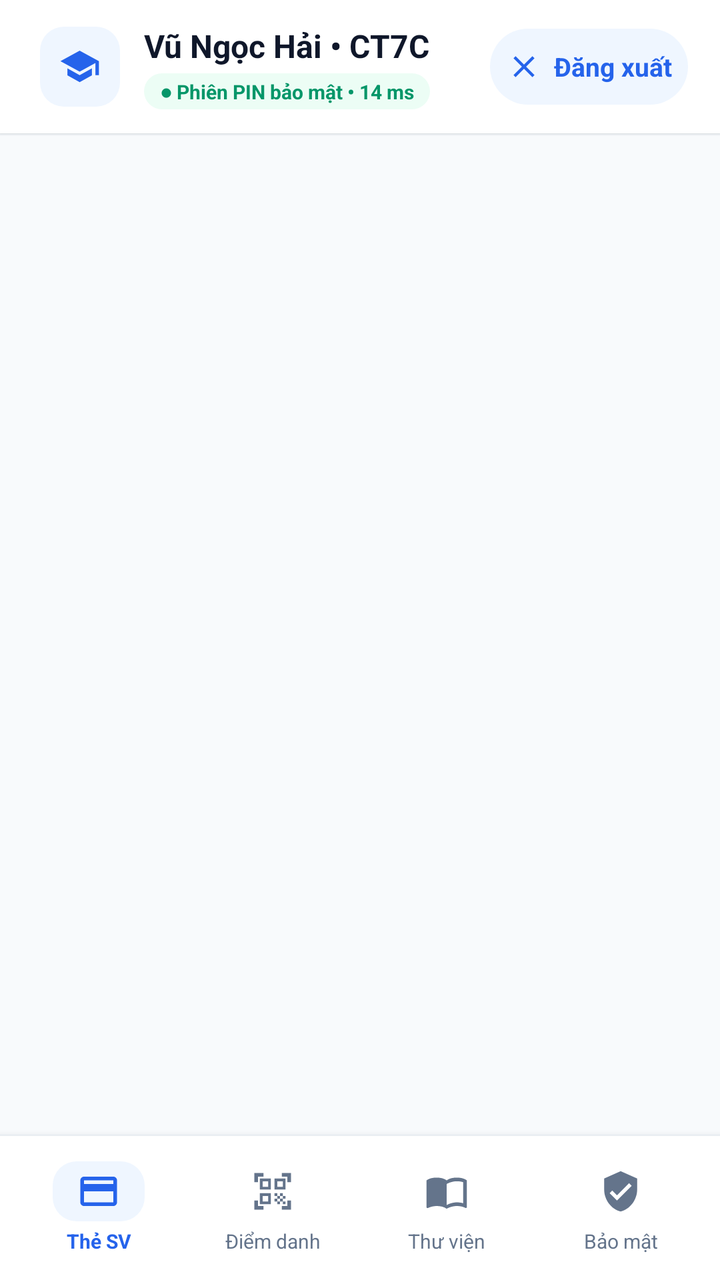
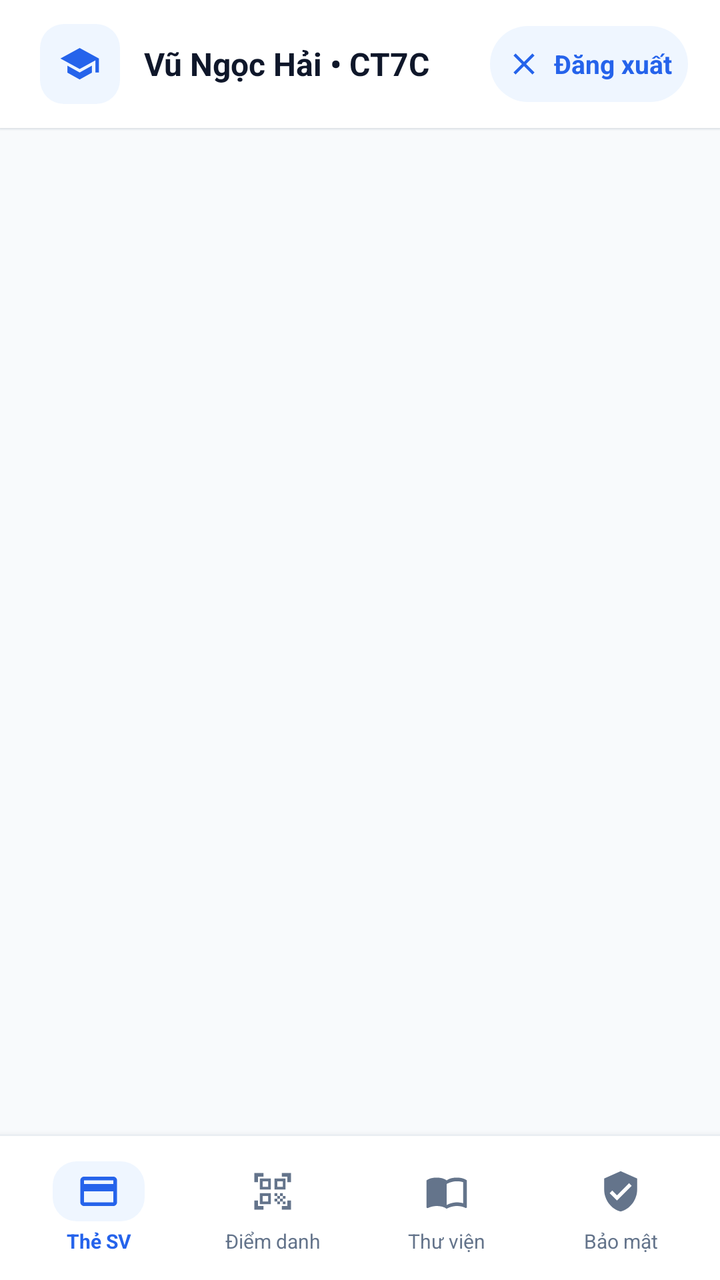

An Android layout rendered at two revisions. The XML below is the earlier revision; the diff shows what the commit changed to produce the second picture.
<!-- AndroidManifest.xml: application theme Theme.SmartStudentID -->
<!-- res/layout/activity_student_main.xml -->
<?xml version="1.0" encoding="utf-8"?>
<LinearLayout xmlns:android="http://schemas.android.com/apk/res/android"
    xmlns:app="http://schemas.android.com/apk/res-auto"
    android:layout_width="match_parent"
    android:layout_height="match_parent"
    android:background="@color/slate_50"
    android:orientation="vertical">

    
    <LinearLayout
        android:id="@+id/headerBar"
        android:layout_width="match_parent"
        android:layout_height="wrap_content"
        android:background="@color/white"
        android:elevation="1dp"
        android:gravity="center_vertical"
        android:orientation="horizontal"
        android:paddingStart="20dp"
        android:paddingTop="12dp"
        android:paddingEnd="16dp"
        android:paddingBottom="12dp">

        <LinearLayout
            android:layout_width="40dp"
            android:layout_height="40dp"
            android:background="@drawable/bg_icon_tile_blue"
            android:gravity="center">

            <ImageView
                android:layout_width="21dp"
                android:layout_height="21dp"
                android:contentDescription="@string/app_name"
                android:src="@drawable/ic_school"
                app:tint="@color/brand_600" />
        </LinearLayout>

        <LinearLayout
            android:layout_width="0dp"
            android:layout_height="wrap_content"
            android:layout_marginStart="12dp"
            android:layout_weight="1"
            android:orientation="vertical">

            <TextView
                android:id="@+id/tvHeaderGreeting"
                android:layout_width="match_parent"
                android:layout_height="wrap_content"
                android:ellipsize="end"
                android:maxLines="1"
                android:text="Vũ Ngọc Hải • CT7C"
                android:textColor="@color/slate_900"
                android:textSize="16sp"
                android:textStyle="bold" />

            <TextView
                android:id="@+id/tvHeaderPerfBadge"
                android:layout_width="wrap_content"
                android:layout_height="wrap_content"
                android:layout_marginTop="3dp"
                android:background="@drawable/bg_pill_green"
                android:paddingStart="8dp"
                android:paddingTop="2dp"
                android:paddingEnd="8dp"
                android:paddingBottom="2dp"
                android:text="● Phiên PIN bảo mật • 14 ms"
                android:textColor="@color/emerald_600"
                android:textSize="10sp"
                android:textStyle="bold" />
        </LinearLayout>

        <com.google.android.material.button.MaterialButton
            android:id="@+id/btnHeaderSwitchCard"
            style="@style/Widget.SmartID.Button.Pill"
            android:layout_width="wrap_content"
            android:layout_height="38dp"
            android:layout_marginStart="10dp"
            android:minWidth="0dp"
            android:text="Đăng xuất"
            app:icon="@drawable/ic_close" />
    </LinearLayout>

    <View
        android:layout_width="match_parent"
        android:layout_height="1dp"
        android:background="@color/slate_100" />

    
    <androidx.viewpager2.widget.ViewPager2
        android:id="@+id/viewPagerStudent"
        android:layout_width="match_parent"
        android:layout_height="0dp"
        android:layout_weight="1" />

    <View
        android:layout_width="match_parent"
        android:layout_height="1dp"
        android:background="@color/slate_100" />

    
    <LinearLayout
        android:id="@+id/bottomNavBar"
        android:layout_width="match_parent"
        android:layout_height="wrap_content"
        android:minHeight="72dp"
        android:background="@color/white"
        android:elevation="8dp"
        android:gravity="center"
        android:orientation="horizontal"
        android:paddingStart="6dp"
        android:paddingTop="6dp"
        android:paddingEnd="6dp"
        android:paddingBottom="6dp">

        <LinearLayout
            android:id="@+id/navTabCard"
            android:layout_width="0dp"
            android:layout_height="60dp"
            android:layout_weight="1"
            android:background="?attr/selectableItemBackgroundBorderless"
            android:clickable="true"
            android:focusable="true"
            android:gravity="center"
            android:orientation="vertical">

            <FrameLayout
                android:id="@+id/navIconBgCard"
                android:layout_width="46dp"
                android:layout_height="30dp"
                android:background="@drawable/bg_nav_active">

                <ImageView
                    android:id="@+id/ivNavIconCard"
                    android:layout_width="22dp"
                    android:layout_height="22dp"
                    android:layout_gravity="center"
                    android:contentDescription="Thẻ sinh viên"
                    android:src="@drawable/ic_nav_card"
                    app:tint="@color/brand_600" />
            </FrameLayout>

            <TextView
                android:id="@+id/tvNavLabelCard"
                android:layout_width="wrap_content"
                android:layout_height="wrap_content"
                android:layout_marginTop="3dp"
                android:text="Thẻ SV"
                android:textColor="@color/brand_600"
                android:textSize="10sp"
                android:textStyle="bold" />
        </LinearLayout>

        <LinearLayout
            android:id="@+id/navTabQr"
            android:layout_width="0dp"
            android:layout_height="60dp"
            android:layout_weight="1"
            android:background="?attr/selectableItemBackgroundBorderless"
            android:clickable="true"
            android:focusable="true"
            android:gravity="center"
            android:orientation="vertical">

            <FrameLayout
                android:id="@+id/navIconBgQr"
                android:layout_width="46dp"
                android:layout_height="30dp">

                <ImageView
                    android:id="@+id/ivNavIconQr"
                    android:layout_width="22dp"
                    android:layout_height="22dp"
                    android:layout_gravity="center"
                    android:contentDescription="Điểm danh QR"
                    android:src="@drawable/ic_nav_qr"
                    app:tint="@color/slate_500" />
            </FrameLayout>

            <TextView
                android:id="@+id/tvNavLabelQr"
                android:layout_width="wrap_content"
                android:layout_height="wrap_content"
                android:layout_marginTop="3dp"
                android:text="Điểm danh"
                android:textColor="@color/slate_500"
                android:textSize="10sp" />
        </LinearLayout>

        <LinearLayout
            android:id="@+id/navTabLibrary"
            android:layout_width="0dp"
            android:layout_height="60dp"
            android:layout_weight="1"
            android:background="?attr/selectableItemBackgroundBorderless"
            android:clickable="true"
            android:focusable="true"
            android:gravity="center"
            android:orientation="vertical">

            <FrameLayout
                android:id="@+id/navIconBgLibrary"
                android:layout_width="46dp"
                android:layout_height="30dp">

                <ImageView
                    android:id="@+id/ivNavIconLibrary"
                    android:layout_width="22dp"
                    android:layout_height="22dp"
                    android:layout_gravity="center"
                    android:contentDescription="Thư viện"
                    android:src="@drawable/ic_nav_library"
                    app:tint="@color/slate_500" />
            </FrameLayout>

            <TextView
                android:id="@+id/tvNavLabelLibrary"
                android:layout_width="wrap_content"
                android:layout_height="wrap_content"
                android:layout_marginTop="3dp"
                android:text="Thư viện"
                android:textColor="@color/slate_500"
                android:textSize="10sp" />
        </LinearLayout>

        <LinearLayout
            android:id="@+id/navTabSecurityOpt"
            android:layout_width="0dp"
            android:layout_height="60dp"
            android:layout_weight="1"
            android:background="?attr/selectableItemBackgroundBorderless"
            android:clickable="true"
            android:focusable="true"
            android:gravity="center"
            android:orientation="vertical">

            <FrameLayout
                android:id="@+id/navIconBgSecurityOpt"
                android:layout_width="46dp"
                android:layout_height="30dp">

                <ImageView
                    android:id="@+id/ivNavIconSecurityOpt"
                    android:layout_width="22dp"
                    android:layout_height="22dp"
                    android:layout_gravity="center"
                    android:contentDescription="Bảo mật và tối ưu"
                    android:src="@drawable/ic_nav_security"
                    app:tint="@color/slate_500" />
            </FrameLayout>

            <TextView
                android:id="@+id/tvNavLabelSecurityOpt"
                android:layout_width="wrap_content"
                android:layout_height="wrap_content"
                android:layout_marginTop="3dp"
                android:text="Bảo mật"
                android:textColor="@color/slate_500"
                android:textSize="10sp" />
        </LinearLayout>
    </LinearLayout>
</LinearLayout>
<!-- resources referenced by this layout -->
<resources>
  <color name="brand_600">#2563EB</color>
  <color name="emerald_600">#059669</color>
  <color name="slate_100">#F1F5F9</color>
  <color name="slate_50">#F8FAFC</color>
  <color name="slate_500">#64748B</color>
  <color name="slate_900">#0F172A</color>
  <color name="white">#FFFFFFFF</color>
  <!-- drawable bg_icon_tile_blue (drawable) -->
  <?xml version="1.0" encoding="utf-8"?>
  <shape xmlns:android="http://schemas.android.com/apk/res/android"
      android:shape="rectangle">
      <corners android:radius="12dp" />
      <solid android:color="@color/brand_50" />
  </shape>
  <!-- drawable bg_nav_active (drawable) -->
  <?xml version="1.0" encoding="utf-8"?>
  <shape xmlns:android="http://schemas.android.com/apk/res/android"
      android:shape="rectangle">
      <corners android:radius="12dp" />
      <solid android:color="@color/brand_50" />
  </shape>
  <!-- drawable bg_pill_green (drawable) -->
  <?xml version="1.0" encoding="utf-8"?>
  <shape xmlns:android="http://schemas.android.com/apk/res/android"
      android:shape="rectangle">
      <corners android:radius="999dp" />
      <solid android:color="@color/emerald_50" />
  </shape>
  <!-- drawable ic_close (drawable) -->
  <vector xmlns:android="http://schemas.android.com/apk/res/android"
      android:width="24dp"
      android:height="24dp"
      android:viewportWidth="24"
      android:viewportHeight="24">
      <path
          android:fillColor="#FF0F172A"
          android:pathData="M19,6.41L17.59,5 12,10.59 6.41,5 5,6.41 10.59,12 5,17.59 6.41,19 12,13.41 17.59,19 19,17.59 13.41,12z" />
  </vector>
  <!-- drawable ic_nav_card (drawable) -->
  <vector xmlns:android="http://schemas.android.com/apk/res/android"
      android:width="24dp"
      android:height="24dp"
      android:viewportWidth="24"
      android:viewportHeight="24">
      <path
          android:fillColor="#FF0F172A"
          android:pathData="M20,4H4C2.89,4 2.01,4.89 2.01,6L2,18c0,1.11 0.89,2 2,2h16c1.11,0 2,-0.89 2,-2V6c0,-1.11 -0.89,-2 -2,-2zM20,18H4v-6h16v6zM20,8H4V6h16v2z" />
  </vector>
  <!-- drawable ic_nav_security (drawable) -->
  <vector xmlns:android="http://schemas.android.com/apk/res/android"
      android:width="24dp"
      android:height="24dp"
      android:viewportWidth="24"
      android:viewportHeight="24">
      <path
          android:fillColor="#FF0F172A"
          android:pathData="M12,1L3,5v6c0,5.55 3.84,10.74 9,12 5.16,-1.26 9,-6.45 9,-12V5l-9,-4zM10,17l-4,-4 1.41,-1.41L10,14.17l6.59,-6.59L18,9l-8,8z" />
  </vector>
  <!-- drawable ic_school (drawable) -->
  <vector xmlns:android="http://schemas.android.com/apk/res/android"
      android:width="24dp"
      android:height="24dp"
      android:viewportWidth="24"
      android:viewportHeight="24">
      <path
          android:fillColor="#FF0F172A"
          android:pathData="M12,3L1,9l11,6 9,-4.91V17h2V9L12,3zM5,13.18v4L12,21l7,-3.82v-4L12,17l-7,-3.82z" />
  </vector>
  <string name="app_name">SmartStudentID</string>
  <style name="Theme.SmartStudentID" parent="Base.Theme.SmartStudentID" />
  <color name="brand_50">#EFF6FF</color>
  <color name="emerald_50">#ECFDF5</color>
  <color name="brand_100">#DBEAFE</color>
  <color name="brand_700">#1D4ED8</color>
  <color name="emerald_700">#047857</color>
  <color name="slate_600">#475569</color>
  <color name="slate_300">#CBD5E1</color>
  <color name="slate_200">#E2E8F0</color>
  <style name="Animation.SmartID.Window" parent="@android:style/Animation.Activity">
          <item name="android:activityOpenEnterAnimation">@android:anim/fade_in</item>
          <item name="android:activityOpenExitAnimation">@android:anim/fade_out</item>
          <item name="android:activityCloseEnterAnimation">@android:anim/fade_in</item>
          <item name="android:activityCloseExitAnimation">@android:anim/fade_out</item>
      </style>
  <!-- unchanged entries left out for length: 4 -->
</resources>

<!-- the commit's change to res/layout/activity_student_main.xml (unified diff, before → after) -->
@@ -54,6 +54,7 @@
 
             <TextView
                 android:id="@+id/tvHeaderPerfBadge"
+                android:visibility="gone"
                 android:layout_width="wrap_content"
                 android:layout_height="wrap_content"
                 android:layout_marginTop="3dp"
